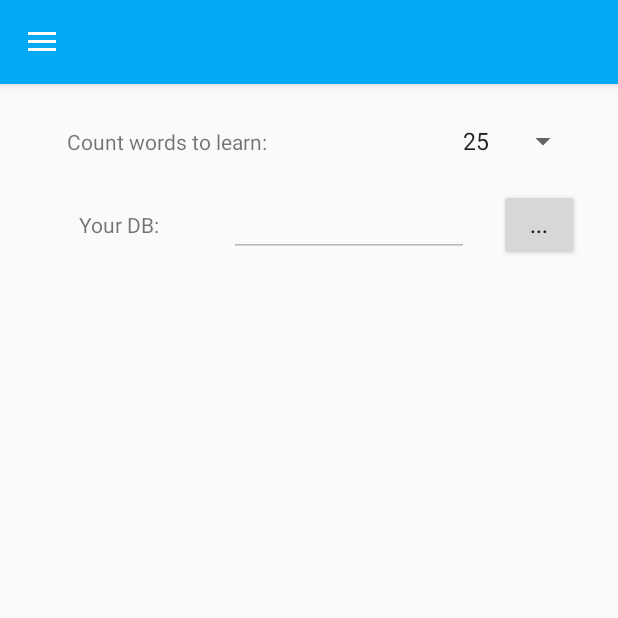
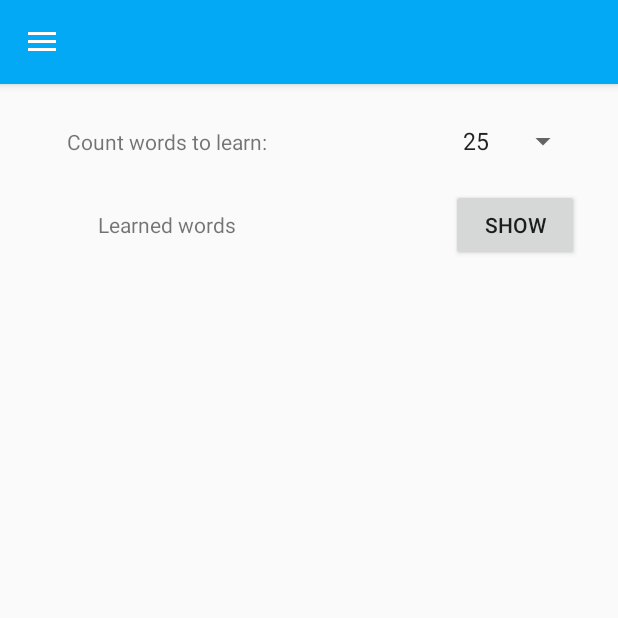
Before and after one commit to sanqa/BetterEnglish, an Android app: the SettingsActivity screen opened directly, with no data from a screen before it, in the side drawer, after a tap on "Settings", on a phone screen of 412 x 824 dp, the top half of it. Run offline under Robolectric (Android 15) with nearby library versions, the phone set to English and light mode, and no system bars.

Commit message:
Create activity with all learned words

```diff
--- a/app/src/main/java/com/bionic/sasha/betterenglish/SettingsActivity.java
+++ b/app/src/main/java/com/bionic/sasha/betterenglish/SettingsActivity.java
@@ -124,4 +124,9 @@ public class SettingsActivity extends AppCompatActivity
         }
         return position;
     }
+
+    public void showLearned(View view) {
+        Intent intent = new Intent(this, ShowLearnedWordsActivity.class);
+        startActivity(intent);
+    }
 }
--- /dev/null
+++ b/app/src/main/java/com/bionic/sasha/betterenglish/ShowLearnedWordsActivity.java
@@ -0,0 +1,99 @@
+package com.bionic.sasha.betterenglish;
+
+import android.database.Cursor;
+import android.database.sqlite.SQLiteDatabase;
+import android.support.v7.app.AppCompatActivity;
+import android.os.Bundle;
+import android.support.v7.widget.LinearLayoutManager;
+import android.support.v7.widget.RecyclerView;
+
+import com.bionic.sasha.betterenglish.db.TranslateDBHelper;
+import com.bionic.sasha.betterenglish.db.TranslateReaderDB;
+import com.bionic.sasha.betterenglish.ui.MyAdapter;
+import com.bionic.sasha.betterenglish.ui.StudyWordsAdapter;
+
+import java.util.ArrayList;
+
+public class ShowLearnedWordsActivity extends AppCompatActivity {
+
+    private RecyclerView recyclerView;
+
+    private RecyclerView.LayoutManager layoutManager;
+    private StudyWordsAdapter adapter;
+
+    private TranslateDBHelper dbHelper;
+
+    @Override
+    protected void onCreate(Bundle savedInstanceState) {
+        super.onCreate(savedInstanceState);
+        setContentView(R.layout.activity_show_learned_words);
+
+        dbHelper = new TranslateDBHelper(this);
+
+        recyclerView = (RecyclerView) findViewById(R.id.learned_recycler_view);
+
+        ArrayList<String> myWords = getWords();
+        ArrayList<String> myTranslates = getTranslates();
+        ArrayList<String> myDates = getDates();
+
+
+        layoutManager = new LinearLayoutManager(this); //осуществляем подключение менеджера к нашему списку
+        recyclerView.setLayoutManager(layoutManager);
+
+        adapter = new StudyWordsAdapter(myWords, myTranslates, myDates); //то же самое делаем с адаптером
+        recyclerView.setAdapter(adapter);
+    }
+
+    private ArrayList<String> getWords() {
+        ArrayList<String> mWords = new ArrayList<>();
+
+        SQLiteDatabase database = dbHelper.getWritableDatabase();
+        Cursor cursor = database.query(TranslateReaderDB.LearnedWords.TABLE_LEARNED_WORDS_NAME,null, null, null, null, null, null);
+        if (cursor != null) {
+            if (cursor.moveToFirst()) {
+                do {
+                    mWords.add(cursor.getString(cursor.getColumnIndex(TranslateReaderDB.LearnedWords.COLUMN_WORD_RU)));
+                } while (cursor.moveToNext());
+            }
+        }
+
+
+        return mWords;
+    }
+
+    private ArrayList<String> getTranslates() {
+        ArrayList<String> mTrans = new ArrayList<>();
+
+        SQLiteDatabase database = dbHelper.getWritableDatabase();
+        Cursor cursor = database.query(TranslateReaderDB.LearnedWords.TABLE_LEARNED_WORDS_NAME,null, null, null, null, null, null);
+        if (cursor != null) {
+            if (cursor.moveToFirst()) {
+                do {
+                    mTrans.add(cursor.getString(cursor.getColumnIndex(TranslateReaderDB.LearnedWords.COLUMN_WORD_EN)));
+                } while (cursor.moveToNext());
+            }
+        }
+
+
+        return mTrans;
+    }
+
+    private ArrayList<String> getDates() {
+        ArrayList<String> mDates = new ArrayList<>();
+
+        SQLiteDatabase database = dbHelper.getWritableDatabase();
+        Cursor cursor = database.query(TranslateReaderDB.LearnedWords.TABLE_LEARNED_WORDS_NAME,null, null, null, null, null, null);
+        if (cursor != null) {
+            if (cursor.moveToFirst()) {
+                do {
+                    mDates.add(cursor.getString(cursor.getColumnIndex(TranslateReaderDB.LearnedWords.COLUMN_DATE)));
+                } while (cursor.moveToNext());
+            }
+        }
+
+
+        return mDates;
+    }
+
+
+}
--- /dev/null
+++ b/app/src/main/java/com/bionic/sasha/betterenglish/ui/StudyWordsAdapter.java
@@ -0,0 +1,71 @@
+package com.bionic.sasha.betterenglish.ui;
+
+import android.support.v7.widget.RecyclerView;
+import android.support.v7.widget.RecyclerView.Adapter;
+import android.view.LayoutInflater;
+import android.view.View;
+import android.view.ViewGroup;
+import android.widget.TextView;
+
+import com.bionic.sasha.betterenglish.R;
+
+import java.util.ArrayList;
+
+/**
+ * Created by SASHA on 03.01.2017.
+ */
+
+public class StudyWordsAdapter extends RecyclerView.Adapter<StudyWordsAdapter.ViewHolder> {
+
+    private ArrayList<String> words;
+    private ArrayList<String> translates;
+    private ArrayList<String> date;
+
+    public static class ViewHolder extends RecyclerView.ViewHolder {
+
+        TextView wordRu;
+        TextView wordEn;
+        TextView dates;
+
+        public ViewHolder(View v) {
+            super(v);
+            wordRu = (TextView) v.findViewById(R.id.learned_word_ru);
+            wordEn = (TextView) v.findViewById(R.id.learned_word_en);
+            dates = (TextView) v.findViewById(R.id.learned_word_date);
+
+        }
+    }
+
+    public StudyWordsAdapter(ArrayList words, ArrayList translates, ArrayList date){
+        this.words = words;
+        this.translates = translates;
+        this.date = date;
+    }
+
+
+    @Override
+    public StudyWordsAdapter.ViewHolder onCreateViewHolder(ViewGroup parent, int viewType) {
+        View v = LayoutInflater.from(parent.getContext())
+                .inflate(R.layout.learned_card, parent, false);
+
+
+        StudyWordsAdapter.ViewHolder vh = new StudyWordsAdapter.ViewHolder(v);
+        return vh;
+    }
+
+    @Override
+    public void onBindViewHolder(StudyWordsAdapter.ViewHolder holder, int position) {
+
+        holder.wordRu.setText(words.get(position));
+        holder.wordEn.setText(translates.get(position));
+        holder.dates.setText(date.get(position));
+
+    }
+
+    @Override
+    public int getItemCount() {
+        return words.size();
+    }
+
+
+}
--- a/app/src/main/res/layout/content_settings.xml
+++ b/app/src/main/res/layout/content_settings.xml
@@ -53,21 +53,21 @@
             android:layout_margin="@dimen/settings_margin"
             android:layout_weight="2"
             android:gravity="center"
-            android:text="@string/your_db" />
+            android:text="@string/learned_words" />
 
-        <EditText
+        <Space
             android:layout_width="0dp"
-            android:enabled="false"
             android:layout_height="wrap_content"
-            android:layout_margin="@dimen/settings_margin"
-            android:layout_weight="3" />
+            android:layout_weight="1"/>
+
 
         <Button
             android:layout_width="0dp"
+            android:onClick="showLearned"
             android:layout_height="wrap_content"
             android:layout_margin="@dimen/settings_margin"
             android:layout_weight="1"
-            android:text="@string/dots" />
+            android:text="@string/show" />
 
     </LinearLayout>
 
--- a/app/src/main/res/values/dimens.xml
+++ b/app/src/main/res/values/dimens.xml
@@ -38,5 +38,6 @@
     <dimen name="trainee_card_margin">40dp</dimen>
     <dimen name="trainee_mode_text_size">15sp</dimen>
     <dimen name="trainee_bid_text_size">30sp</dimen>
+    <dimen name="learned_card_text_size">20dp</dimen>
 
 </resources>
--- a/app/src/main/res/values/strings.xml
+++ b/app/src/main/res/values/strings.xml
@@ -44,6 +44,8 @@
     <string name="title_activity_settings" />
     <string name="mode3_head">Translate the word</string>
     <string name="submit_button">SUBMIT</string>
+    <string name="learned_words">Learned words</string>
+    <string name="show">Show</string>
 
 
 </resources>
```
Also changed, not shown: app/src/main/AndroidManifest.xml (+13 -8 lines), app/src/main/res/layout/activity_directly_mode.xml (+39 -28 lines), app/src/main/res/layout/activity_show_learned_words.xml (added, +20 -0 lines), app/src/main/res/layout/learned_card.xml (added, +77 -0 lines).
